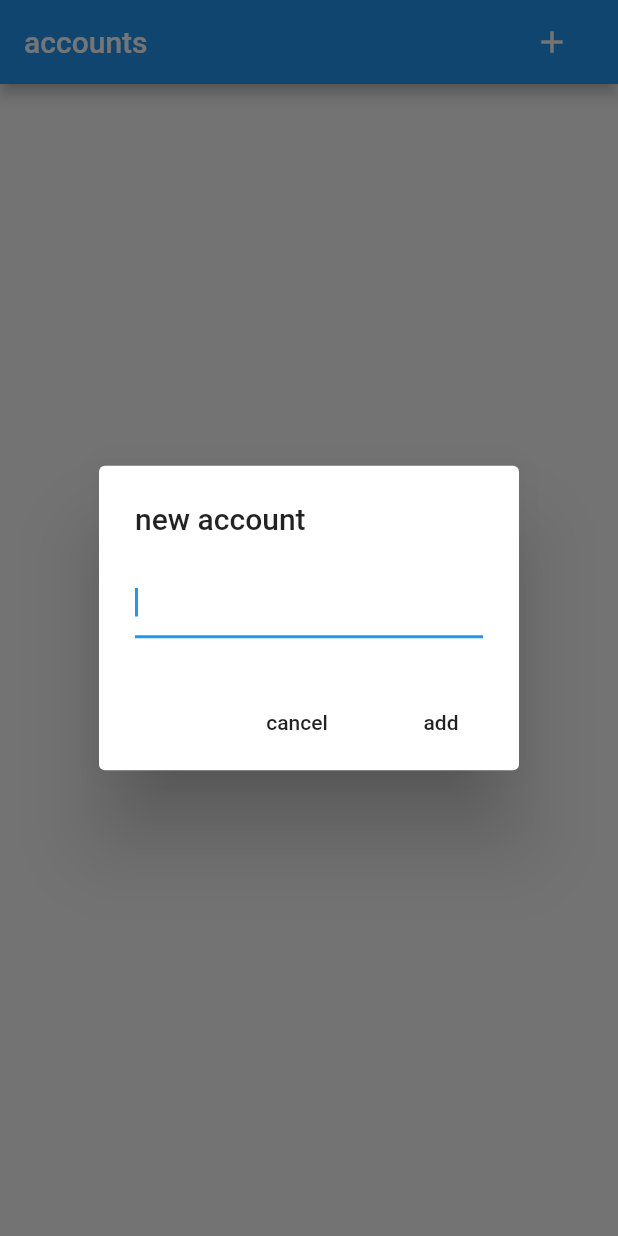
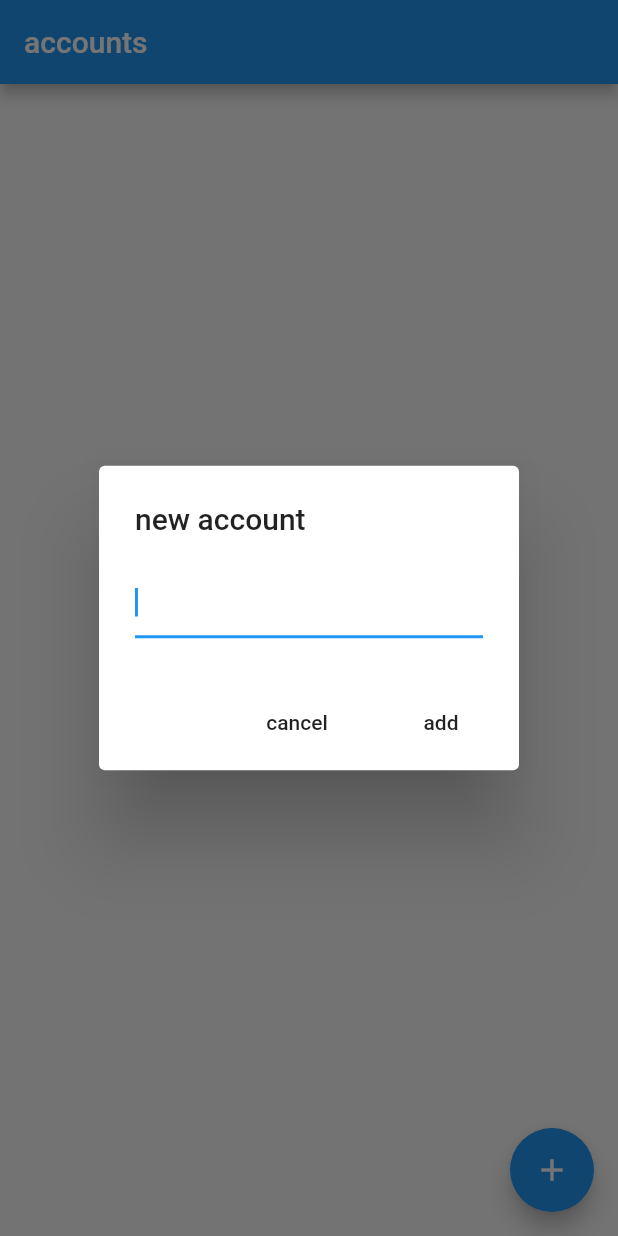
Before and after one commit to wesleydashner/flutter_budget, a Flutter app: the screen it shows after launch, after a tap on the "add" icon, on a phone screen of 412 x 824 dp. Run offline on Flutter 3.47's test engine with Material 2 defaults, Android fonts, the light colour scheme and no system bars; our stand-ins replace sqflite; accounts and stored records are empty.

Commit message:
data persists and added floating button

```diff
--- a/lib/database/database_helper.dart
+++ b/lib/database/database_helper.dart
@@ -1,6 +1,7 @@
 import 'package:path/path.dart';
 import 'package:sqflite/sqflite.dart';
 
+// https://medium.com/@suragch/simple-sqflite-database-example-in-flutter-e56a5aaa3f91
 class DatabaseHelper {
   static final _databaseName = 'budget.db';
   static final _databaseVersion = 1;
@@ -37,7 +38,7 @@ class DatabaseHelper {
           CREATE TABLE $table (
             $columnId INTEGER PRIMARY KEY,
             $columnName TEXT NOT NULL,
-            $columnAmount FLOAT NOT NULL,
+            $columnAmount FLOAT NOT NULL
           )
           ''');
   }
--- a/lib/models/account.dart
+++ b/lib/models/account.dart
@@ -3,17 +3,23 @@ import 'package:flutter/material.dart';
 
 class Account extends ChangeNotifier {
   final String name;
+  final int databaseId;
   var _amount = 0.0;
 
   Account({
     @required this.name,
+    @required this.databaseId,
   });
 
   set amount(double v) {
     if (v != _amount) {
       _amount = v;
       final db = DatabaseHelper.instance;
-      db.update({'name': name, 'amount': v});
+      db.update({
+        DatabaseHelper.columnId: databaseId,
+        DatabaseHelper.columnName: name,
+        DatabaseHelper.columnAmount: v
+      });
       notifyListeners();
     }
   }
--- a/lib/models/user.dart
+++ b/lib/models/user.dart
@@ -13,15 +13,16 @@ class User extends ChangeNotifier {
   void userConstructor() async {
     List<Map<String, dynamic>> fromDB = await db.queryAllRows();
     for (final row in fromDB) {
-      final account = Account(name: row['name']);
+      final account = Account(name: row['name'], databaseId: row['id']);
       account.amount = row['amount'];
       accounts.add(account);
     }
+    notifyListeners();
   }
 
-  void addAccount(String name) {
-    this.accounts.add(Account(name: name));
-    db.insert({'name': name, 'amount': 0});
+  void addAccount(String name) async {
+    final id = await db.insert({'name': name, 'amount': 0});
+    this.accounts.add(Account(name: name, databaseId: id));
     notifyListeners();
   }
 }
--- a/lib/screens/home/home.dart
+++ b/lib/screens/home/home.dart
@@ -27,15 +27,10 @@ class _Home extends StatelessWidget {
       appBar: AppBar(
         title: Text('accounts'),
         backgroundColor: Theme.of(context).primaryColor,
-        actions: <Widget>[
-          FlatButton(
-            child: Icon(
-              Icons.add,
-              color: Theme.of(context).secondaryHeaderColor,
-            ),
-            onPressed: () => _addAccount(user, context),
-          )
-        ],
+      ),
+      floatingActionButton: FloatingActionButton(
+        child: Icon(Icons.add),
+        onPressed: () => _addAccount(user, context),
       ),
       body: SingleChildScrollView(
         child: Column(
```
